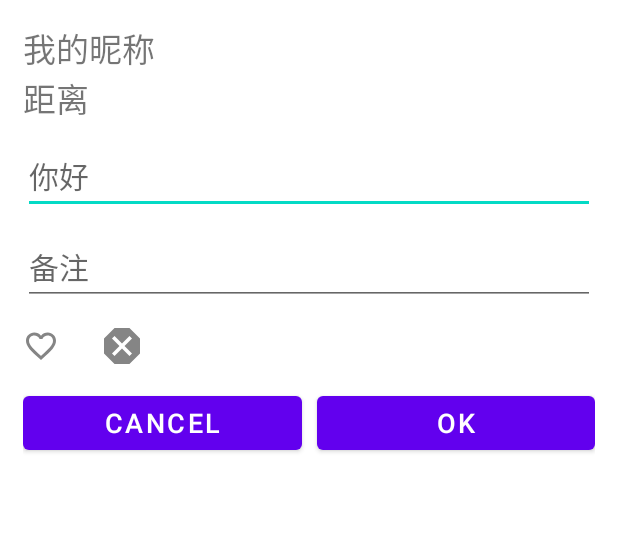
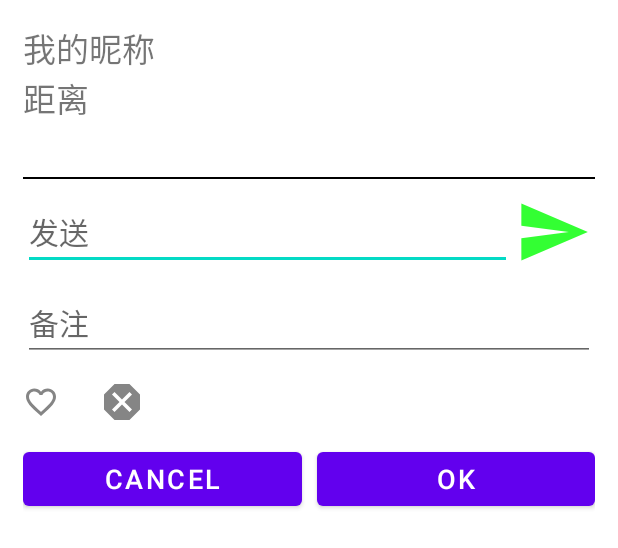
Before and after one commit to kouxthree/UwbLiao, an Android app: the layout remote_dev_dsp.xml on its own in the app's theme, with its tools: preview values and no code run, on a phone screen of 412 x 824 dp. Shown: the top 548 px of the screen. Run offline under Robolectric (Android 15) with nearby library versions, the phone set to English and light mode, and no system bars.

Commit message:
add chat msg input

```diff
--- a/app/build.gradle
+++ b/app/build.gradle
@@ -16,7 +16,7 @@ android {
 
     defaultConfig {
         applicationId "com.uwbliao"
-        minSdk 21
+        minSdk 26// 21
         targetSdk 31
         versionCode 1
         versionName "1.0"
--- a/app/src/main/java/com/uwbliao/db/AppDb.kt
+++ b/app/src/main/java/com/uwbliao/db/AppDb.kt
@@ -5,9 +5,11 @@ import androidx.room.RoomDatabase
 
 @Database(entities = [
     EntitySetting::class,
-    EntityDevice::class
+    EntityDevice::class,
+    EntityChatMsg::class
                      ], version = 1, exportSchema = false)
 abstract class AppDb : RoomDatabase() {
     abstract fun daoSetting(): DaoSetting
     abstract fun daoDevice(): DaoDevice
+    abstract fun daoChatMsg(): DaoChatMsg
 }
--- a/app/src/main/java/com/uwbliao/db/DaoDevice.kt
+++ b/app/src/main/java/com/uwbliao/db/DaoDevice.kt
@@ -1,7 +1,6 @@
 package com.uwbliao.db
 
 import androidx.room.*
-import com.google.protobuf.LazyStringArrayList
 
 @Dao
 interface DaoDevice {
@@ -15,7 +14,7 @@ interface DaoDevice {
     fun findByName(name: String): EntityDevice
 
     @Insert
-    fun insertAll(vararg devices: EntityDevice)
+    fun insert(vararg devices: EntityDevice)
 
     @Update
     fun update(vararg devices: EntityDevice)
--- a/app/src/main/java/com/uwbliao/db/DaoSetting.kt
+++ b/app/src/main/java/com/uwbliao/db/DaoSetting.kt
@@ -19,7 +19,7 @@ interface DaoSetting {
     fun findByName(first: String, last: String): EntitySetting?
 
     @Insert
-    fun insertAll(vararg users: EntitySetting)
+    fun insert(vararg users: EntitySetting)
 
     @Update
     fun update(vararg users: EntitySetting)
--- a/app/src/main/java/com/uwbliao/db/RepDevice.kt
+++ b/app/src/main/java/com/uwbliao/db/RepDevice.kt
@@ -16,7 +16,7 @@ class RepDevice(deviceName: String) {
     private suspend fun insertDevice(dname: String) {
         entityDevice = EntityDevice()
         entityDevice!!.deviceName = dname
-        return withContext(Dispatchers.IO) { daoDevice.insertAll(entityDevice!!) }
+        return withContext(Dispatchers.IO) { daoDevice.insert(entityDevice!!) }
     }
     private suspend fun getDevice(dname: String): EntityDevice? {
         entityDevice = withContext(Dispatchers.IO) {
--- a/app/src/main/java/com/uwbliao/db/RepSetting.kt
+++ b/app/src/main/java/com/uwbliao/db/RepSetting.kt
@@ -15,7 +15,7 @@ class RepSetting() {
     private val daoSetting = appRoomDb.daoSetting()
     private suspend fun insertDefault() {
         entitySetting = EntitySetting()
-        return withContext(Dispatchers.IO) { daoSetting.insertAll(entitySetting!!) }
+        return withContext(Dispatchers.IO) { daoSetting.insert(entitySetting!!) }
     }
     private suspend fun getCurrent(): EntitySetting? {
         entitySetting = withContext(Dispatchers.IO) {
--- /dev/null
+++ b/app/src/main/res/drawable-anydpi/ic_send.xml
@@ -0,0 +1,12 @@
+<vector xmlns:android="http://schemas.android.com/apk/res/android"
+    android:width="24dp"
+    android:height="24dp"
+    android:viewportWidth="24"
+    android:viewportHeight="24"
+    android:tint="#00FF00"
+    android:alpha="0.8"
+    android:autoMirrored="true">
+  <path
+      android:fillColor="@android:color/white"
+      android:pathData="M2.01,21L23,12 2.01,3 2,10l15,2 -15,2z"/>
+</vector>
--- /dev/null
+++ b/app/src/main/res/drawable-xhdpi/bg_border_01.xml
@@ -0,0 +1,14 @@
+<?xml version="1.0" encoding="utf-8"?>
+<layer-list xmlns:android="http://schemas.android.com/apk/res/android">    <item
+        android:right="-2dp"
+        android:top="-2dp"
+        android:left="-2dp"
+        android:bottom="0dp">
+        <shape>
+            <stroke
+                android:width="1dp"
+                android:color="@color/black" />
+        </shape>
+    </item>
+<!--    <corners android:radius="5dp" />-->
+</layer-list>
--- a/app/src/main/res/layout/remote_dev_dsp.xml
+++ b/app/src/main/res/layout/remote_dev_dsp.xml
@@ -18,21 +18,45 @@
         android:text="@string/txt_distance"
         android:textSize="22sp" />
 
-    <EditText
-        android:id="@+id/txt_invitation"
+    <TextView
+        android:id="@+id/txt_msg_in"
         android:layout_width="match_parent"
         android:layout_height="wrap_content"
         android:layout_marginTop="10dp"
-        android:hint="@string/txt_invitation"
-        android:inputType="text"
-        android:maxLines="1"
-        android:maxLength="8"
-        android:selectAllOnFocus="true"
-        android:imeOptions="actionSend"
+        android:background="@drawable/bg_border_01"
         android:textSize="20sp" />
 
+    <LinearLayout
+        android:layout_width="match_parent"
+        android:layout_height="wrap_content"
+        android:orientation="horizontal">
+
+        <EditText
+            android:id="@+id/txt_msg_out"
+            android:layout_weight="0.9"
+            android:layout_width="wrap_content"
+            android:layout_height="wrap_content"
+            android:layout_marginTop="10dp"
+            android:hint="@string/txt_chat_msg_out"
+            android:inputType="text"
+            android:maxLines="1"
+            android:maxLength="8"
+            android:selectAllOnFocus="true"
+            android:imeOptions="actionSend"
+            android:textSize="20sp" />
+        <ImageView
+            android:id="@+id/img_send"
+            android:layout_weight="0.1"
+            android:layout_marginTop="10dp"
+            android:src="@drawable/ic_send"
+            android:layout_width="wrap_content"
+            android:layout_height="match_parent"
+            />
+
+    </LinearLayout>
+
     <EditText
-        android:id="@+id/txt__comment"
+        android:id="@+id/txt_comment"
         android:layout_width="match_parent"
         android:layout_height="wrap_content"
         android:layout_marginTop="10dp"
@@ -65,7 +89,6 @@
             android:layout_height="wrap_content"
             />
     </LinearLayout>
-
     <LinearLayout
         android:layout_width="match_parent"
         android:layout_height="wrap_content"
--- a/app/src/main/res/values/strings.xml
+++ b/app/src/main/res/values/strings.xml
@@ -13,6 +13,8 @@
     <string name="scan_nums">同时搜寻人数</string>
     <string name="txt_distance">距离</string>
     <string name="txt_invitation">你好</string>
+    <string name="txt_chat_msg_in">接收</string>
+    <string name="txt_chat_msg_out">发送</string>
     <string name="txt_comment">备注</string>
     <string name="txt_blacklist_title">黑名单</string>
     <string name="txt_blacklist_item_remove_msg">完成清除黑名单</string>
--- a/build.gradle
+++ b/build.gradle
@@ -6,7 +6,7 @@ buildscript {
         mavenCentral()
     }
     dependencies {
-        classpath 'com.android.tools.build:gradle:7.1.1'
+        classpath 'com.android.tools.build:gradle:7.1.2'
         classpath "org.jetbrains.kotlin:kotlin-gradle-plugin:$kotlin_version"
 
         // NOTE: Do not place your application dependencies here; they belong
```
Also changed, not shown: app/src/main/java/com/uwbliao/Constants.kt (+7 -0 lines), app/src/main/java/com/uwbliao/MainCanvasView.kt (+72 -34 lines), app/src/main/java/com/uwbliao/db/DaoChatMsg.kt (added, +22 -0 lines), app/src/main/java/com/uwbliao/db/EntityChatMsg.kt (added, +13 -0 lines), app/src/main/java/com/uwbliao/db/RepChatMsg.kt (added, +31 -0 lines), app/src/main/res/drawable-hdpi/ic_send.png (added), app/src/main/res/drawable-mdpi/ic_send.png (added), app/src/main/res/drawable-xhdpi/ic_send.png (added), app/src/main/res/drawable-xxhdpi/ic_send.png (added).
